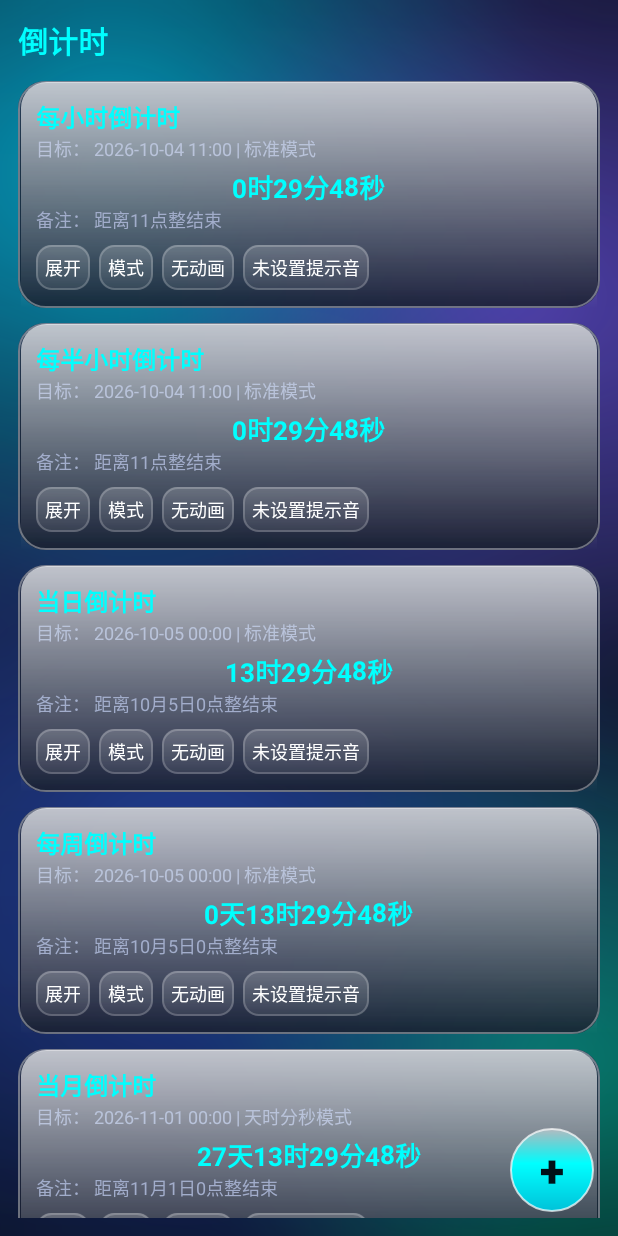
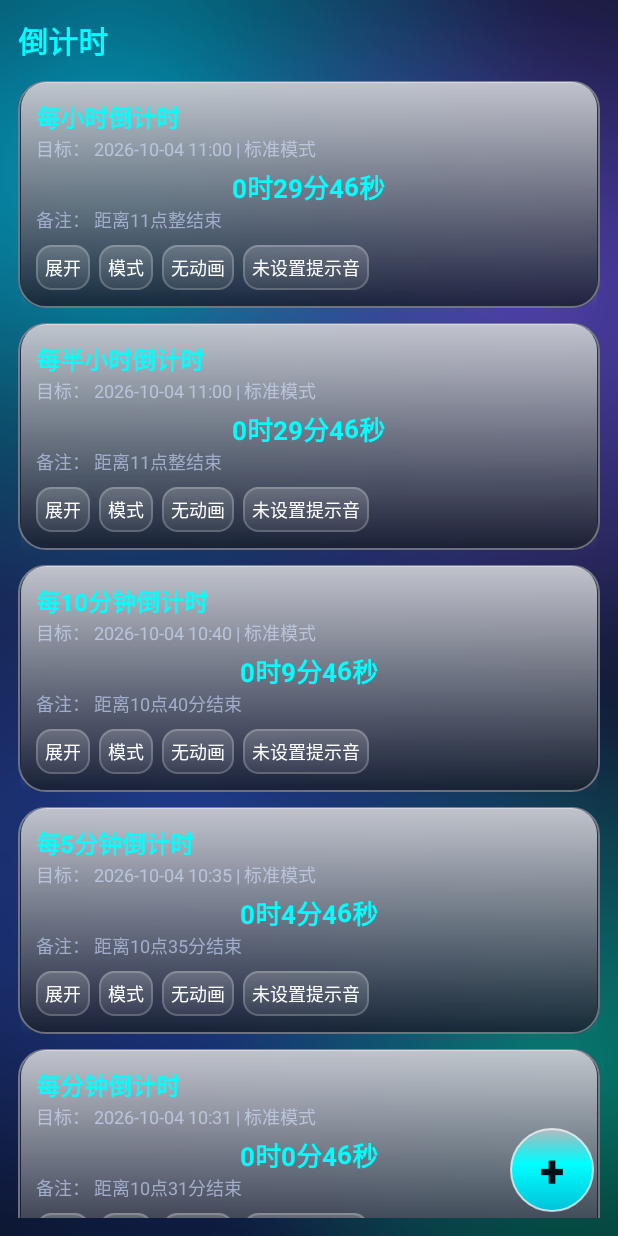
Before and after one commit to baigao110/countdown-android, an Android app: the screen it shows after launch (MainActivity), after a tap on "我已知晓", on a phone screen of 412 x 824 dp. Run offline under Robolectric (Android 15) with nearby library versions, the light colour scheme and no system bars; pictures from the network do not load.

Commit message:
同步安卓版源码：app/src/main/java/com/baigao/countdown/MainActivity.kt

```diff
--- a/app/src/main/java/com/baigao/countdown/MainActivity.kt
+++ b/app/src/main/java/com/baigao/countdown/MainActivity.kt
@@ -97,7 +97,7 @@ class MainActivity : Activity() {
         }
     }
 
-    /** 读取本地数据，并确保七个内置项（每小时 / 每半小时 / 当日 / 每周 / 当月 / 华都云境悦府 / GTA6）始终存在。 */
+    /** 读取本地数据，并确保十个内置项（每10分钟 / 每5分钟 / 每分钟 / 每小时 / 每半小时 / 当日 / 每周 / 当月 / 华都云境悦府 / GTA6）始终存在。 */
     private fun loadData() {
         data = CountdownStore.load(this)
         if (ensureBuiltInTimers()) CountdownStore.save(this, data)
@@ -113,6 +113,10 @@ class MainActivity : Activity() {
         added = ensureBuiltIn(BuiltIn.MONTH, "当月倒计时", "距离本月结束") || added
         added = ensureBuiltIn(BuiltIn.WEEK, "每周倒计时", "距离本周结束") || added
         added = ensureBuiltIn(BuiltIn.DAY, "当日倒计时", "距离今日结束") || added
+        // 三个短周期内置项与每小时同款（插到头部，于是排在「每小时 / 每半小时」后面一位）
+        added = ensureBuiltIn(BuiltIn.MINUTE, "每分钟倒计时", "距离本分钟结束") || added
+        added = ensureBuiltIn(BuiltIn.FIVE_MIN, "每5分钟倒计时", "距离本5分钟结束") || added
+        added = ensureBuiltIn(BuiltIn.TEN_MIN, "每10分钟倒计时", "距离本10分钟结束") || added
         added = ensureBuiltIn(BuiltIn.HALF_HOUR, "每半小时倒计时", "距离本半小时结束") || added
         added = ensureBuiltIn(BuiltIn.HOUR, "每小时倒计时", "距离本小时结束") || added
         return added
@@ -757,6 +761,9 @@ class MainActivity : Activity() {
     private val builtInDefs = listOf(
         Triple(BuiltIn.HOUR, "每小时倒计时", "距离本小时结束"),
         Triple(BuiltIn.HALF_HOUR, "每半小时倒计时", "距离本半小时结束"),
+        Triple(BuiltIn.TEN_MIN, "每10分钟倒计时", "距离本10分钟结束"),
+        Triple(BuiltIn.FIVE_MIN, "每5分钟倒计时", "距离本5分钟结束"),
+        Triple(BuiltIn.MINUTE, "每分钟倒计时", "距离本分钟结束"),
         Triple(BuiltIn.DAY, "当日倒计时", "距离今日结束"),
         Triple(BuiltIn.WEEK, "每周倒计时", "距离本周结束"),
         Triple(BuiltIn.MONTH, "当月倒计时", "距离本月结束"),
@@ -804,7 +811,7 @@ class MainActivity : Activity() {
                 .apply()
         }
         // 兜底：某些项可能既不在列表里、也没有被标记删除（例如被改成普通倒计时），
-        // 这里统一补齐，保证点「确定」之后七个内置项真的回到列表里
+        // 这里统一补齐，保证点「确定」之后十个内置项真的回到列表里
         if (ensureBuiltInTimers()) changed = true
         if (changed) CountdownStore.save(this, data)
         rebuildList()
@@ -814,7 +821,7 @@ class MainActivity : Activity() {
     /**
      * 当前「不在列表里」的内置倒计时：
      * 既包括用户删掉的（记在 removedBuiltIns 里），也包括列表里查不到该类型的。
-     * 为空表示七个内置倒计时都在列表里，此时不需要显示「恢复内置」。
+     * 为空表示十个内置倒计时都在列表里，此时不需要显示「恢复内置」。
      */
     private fun missingBuiltIns(): List<Triple<Int, String, String>> =
         builtInDefs.filter { def -> def.first in removedBuiltIns || data.none { it.builtIn == def.first } }
@@ -831,7 +838,7 @@ class MainActivity : Activity() {
     private fun showRestoreBuiltInDialog() {
         val missing = missingBuiltIns()
         if (missing.isEmpty()) {
-            Toast.makeText(this, "七个小内置倒计时都乖乖在列表里啦", Toast.LENGTH_SHORT).show()
+            Toast.makeText(this, "十个小内置倒计时都乖乖在列表里啦", Toast.LENGTH_SHORT).show()
             return
         }
         val checked = BooleanArray(missing.size) { true }
```
